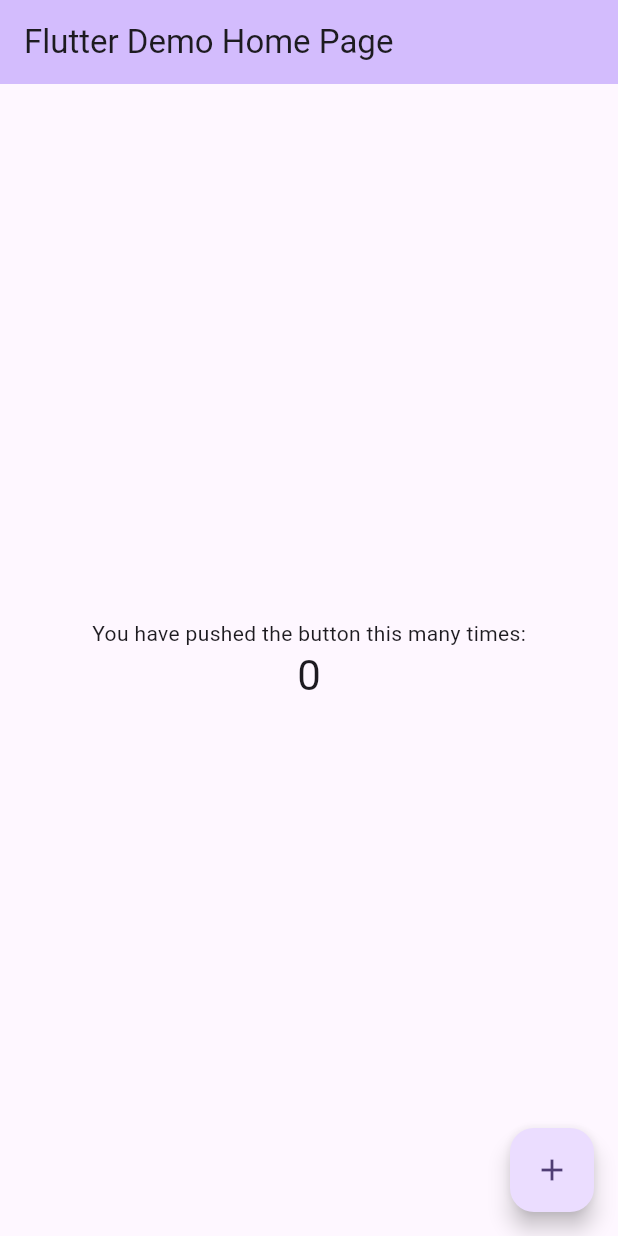
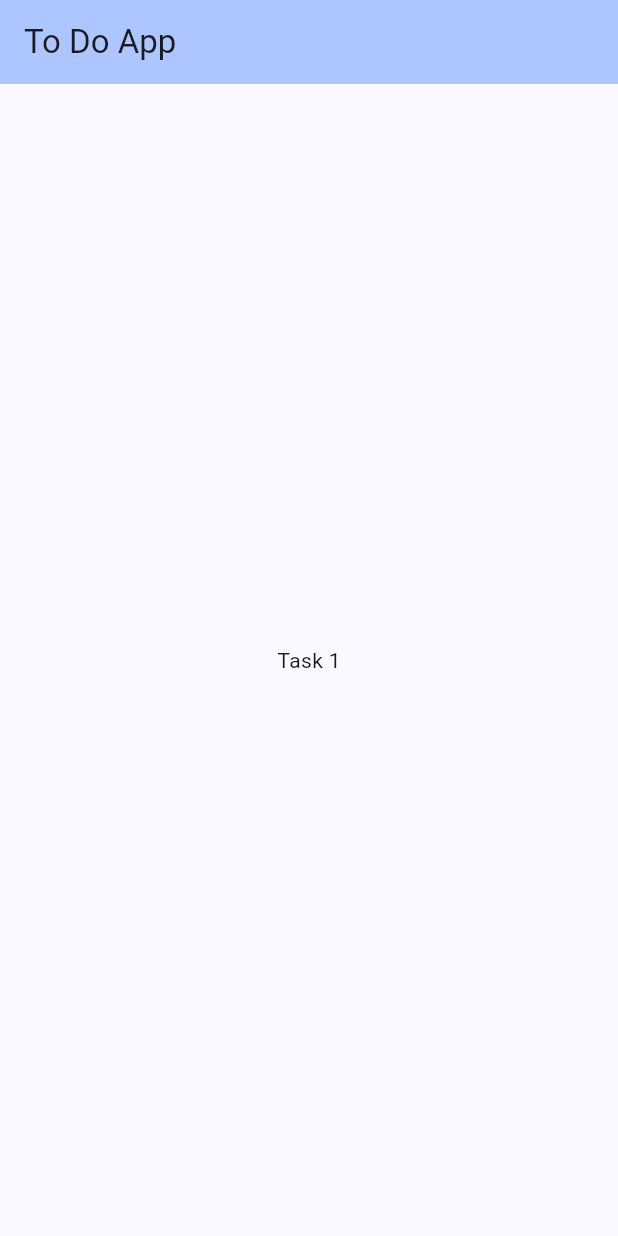
Before and after one commit to eloisafernandes/app_tarefas, a Flutter app: the screen it shows after launch, on a phone screen of 412 x 824 dp. Run offline on Flutter 3.47's test engine with Material 3 defaults, Android fonts, the phone set to English and light mode, and no system bars.

Commit message:
cores e titulo

```diff
--- a/lib/main.dart
+++ b/lib/main.dart
@@ -1,3 +1,4 @@
+import 'package:app_tarefas/todo_list_page.dart';
 import 'package:flutter/material.dart';
 
 void main() {
@@ -11,115 +12,12 @@ class MyApp extends StatelessWidget {
   @override
   Widget build(BuildContext context) {
     return MaterialApp(
-      title: 'Flutter Demo',
+      title: 'To Do App',
       theme: ThemeData(
-        // This is the theme of your application.
-        //
-        // TRY THIS: Try running your application with "flutter run". You'll see
-        // the application has a purple toolbar. Then, without quitting the app,
-        // try changing the seedColor in the colorScheme below to Colors.green
-        // and then invoke "hot reload" (save your changes or press the "hot
-        // reload" button in a Flutter-supported IDE, or press "r" if you used
-        // the command line to start the app).
-        //
-        // Notice that the counter didn't reset back to zero; the application
-        // state is not lost during the reload. To reset the state, use hot
-        // restart instead.
-        //
-        // This works for code too, not just values: Most code changes can be
-        // tested with just a hot reload.
-        colorScheme: ColorScheme.fromSeed(seedColor: Colors.deepPurple),
+        colorScheme: ColorScheme.fromSeed(seedColor: Colors.blueAccent),
         useMaterial3: true,
       ),
-      home: const MyHomePage(title: 'Flutter Demo Home Page'),
+      home: const TodoListPage(),
     );
   }
 }
-
-class MyHomePage extends StatefulWidget {
-  const MyHomePage({super.key, required this.title});
-
-  // This widget is the home page of your application. It is stateful, meaning
-  // that it has a State object (defined below) that contains fields that affect
-  // how it looks.
-
-  // This class is the configuration for the state. It holds the values (in this
-  // case the title) provided by the parent (in this case the App widget) and
-  // used by the build method of the State. Fields in a Widget subclass are
-  // always marked "final".
-
-  final String title;
-
-  @override
-  State<MyHomePage> createState() => _MyHomePageState();
-}
-
-class _MyHomePageState extends State<MyHomePage> {
-  int _counter = 0;
-
-  void _incrementCounter() {
-    setState(() {
-      // This call to setState tells the Flutter framework that something has
-      // changed in this State, which causes it to rerun the build method below
-      // so that the display can reflect the updated values. If we changed
-      // _counter without calling setState(), then the build method would not be
-      // called again, and so nothing would appear to happen.
-      _counter++;
-    });
-  }
-
-  @override
-  Widget build(BuildContext context) {
-    // This method is rerun every time setState is called, for instance as done
-    // by the _incrementCounter method above.
-    //
-    // The Flutter framework has been optimized to make rerunning build methods
-    // fast, so that you can just rebuild anything that needs updating rather
-    // than having to individually change instances of widgets.
-    return Scaffold(
-      appBar: AppBar(
-        // TRY THIS: Try changing the color here to a specific color (to
-        // Colors.amber, perhaps?) and trigger a hot reload to see the AppBar
-        // change color while the other colors stay the same.
-        backgroundColor: Theme.of(context).colorScheme.inversePrimary,
-        // Here we take the value from the MyHomePage object that was created by
-        // the App.build method, and use it to set our appbar title.
-        title: Text(widget.title),
-      ),
-      body: Center(
-        // Center is a layout widget. It takes a single child and positions it
-        // in the middle of the parent.
-        child: Column(
-          // Column is also a layout widget. It takes a list of children and
-          // arranges them vertically. By default, it sizes itself to fit its
-          // children horizontally, and tries to be as tall as its parent.
-          //
-          // Column has various properties to control how it sizes itself and
-          // how it positions its children. Here we use mainAxisAlignment to
-          // center the children vertically; the main axis here is the vertical
-          // axis because Columns are vertical (the cross axis would be
-          // horizontal).
-          //
-          // TRY THIS: Invoke "debug painting" (choose the "Toggle Debug Paint"
-          // action in the IDE, or press "p" in the console), to see the
-          // wireframe for each widget.
-          mainAxisAlignment: MainAxisAlignment.center,
-          children: <Widget>[
-            const Text(
-              'You have pushed the button this many times:',
-            ),
-            Text(
-              '$_counter',
-              style: Theme.of(context).textTheme.headlineMedium,
-            ),
-          ],
-        ),
-      ),
-      floatingActionButton: FloatingActionButton(
-        onPressed: _incrementCounter,
-        tooltip: 'Increment',
-        child: const Icon(Icons.add),
-      ), // This trailing comma makes auto-formatting nicer for build methods.
-    );
-  }
-}
--- /dev/null
+++ b/lib/todo_list_page.dart
@@ -0,0 +1,35 @@
+import 'package:flutter/material.dart';
+
+
+
+class TodoListPage extends StatefulWidget {
+  const TodoListPage({super.key});
+
+  @override
+  State<TodoListPage> createState() => _TodoListPageState();
+}
+class _TodoListPageState extends State<TodoListPage> {
+
+
+  @override
+  Widget build(BuildContext context) {
+
+    return Scaffold(
+      appBar: AppBar(
+
+        backgroundColor: Theme.of(context).colorScheme.inversePrimary,
+        title: const Text("To Do App"),
+      ),
+      body: Center(
+        child: Column(
+          mainAxisAlignment: MainAxisAlignment.center,
+          children: <Widget>[
+            const Text(
+              'Task 1',
+            ),
+          ],
+        ),
+      ), // This trailing comma makes auto-formatting nicer for build methods.
+    );
+  }
+}
```
